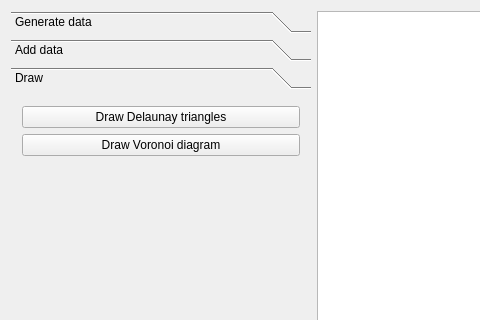
Qt form mainwindow.ui (olavph/Classifier) before a commit; both pictures show x 0 to 480 and y 0 to 320 of the 850 by 600 pixel window.
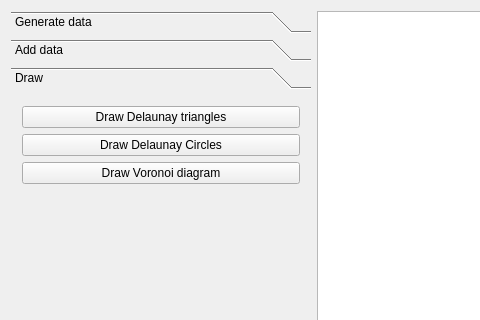
The same form after that commit.

Commit message: Added option to draw circles from Delaunay triangulation Still buggy

The edit to the form file:
```diff
--- a/mainwindow.ui
+++ b/mainwindow.ui
@@ -676,6 +676,13 @@
           </property>
          </widget>
         </item>
+        <item>
+         <widget class="QPushButton" name="DrawDelaunayCirclesButton">
+          <property name="text">
+           <string>Draw Delaunay Circles</string>
+          </property>
+         </widget>
+        </item>
         <item>
          <widget class="QPushButton" name="DrawVoronoiButton">
           <property name="text">
@@ -691,7 +698,7 @@
           <property name="sizeHint" stdset="0">
            <size>
             <width>20</width>
-            <height>401</height>
+            <height>372</height>
            </size>
           </property>
          </spacer>
```
Left out of the diff: 27 changed lines with no effect on the pictures. The commit also changes 8 other files.
